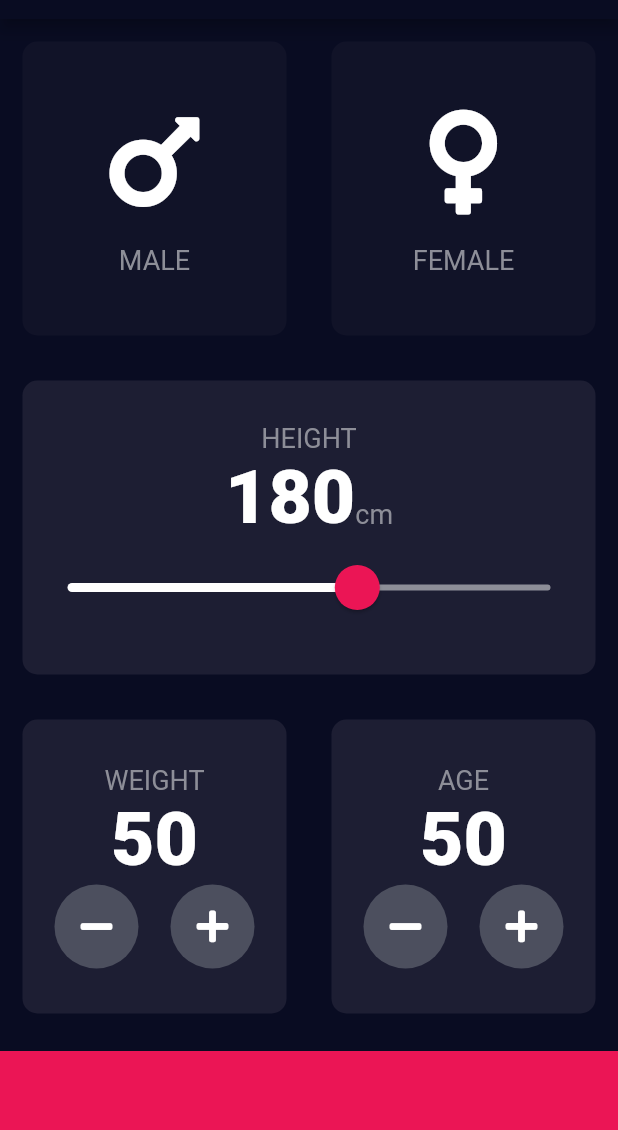
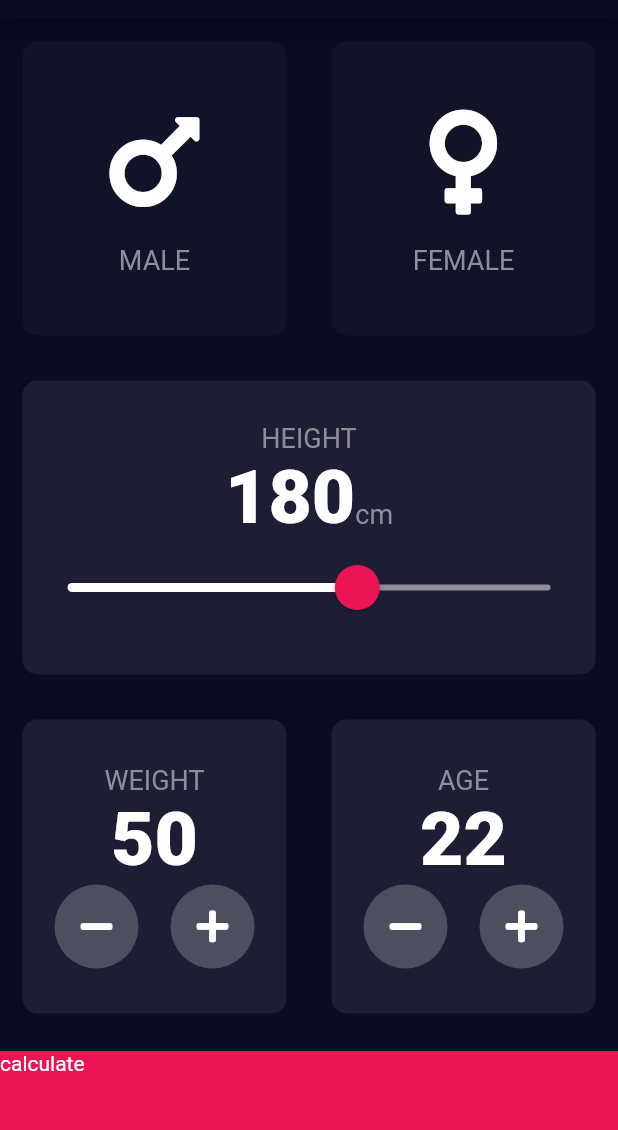
Before and after one commit to m0vntain/bmi-calculator-flutter, a Flutter app: the screen it shows after launch, on a phone screen of 412 x 824 dp, the part 65-1195 px from its top. Run offline on Flutter 3.47's test engine with Material 2 defaults, Android fonts, the phone set to English and light mode, and no system bars; our stand-ins replace font_awesome_flutter.

```diff
--- a/lib/input_page.dart
+++ b/lib/input_page.dart
@@ -1,6 +1,7 @@
 import 'dart:ui';
 
 import 'package:bmi_calculator/icon_content.dart';
+import 'package:bmi_calculator/results_page.dart';
 import 'package:bmi_calculator/reusable_card.dart';
 import 'package:flutter/material.dart';
 import 'package:font_awesome_flutter/font_awesome_flutter.dart';
@@ -158,7 +159,7 @@ class _InputPageState extends State<InputPage> {
                       mainAxisAlignment: MainAxisAlignment.center,
                       children: <Widget>[
                         Text('AGE', style: kLabelTextStyle),
-                        Text(weight.toString(), style: kNumberTextStyle),
+                        Text(age.toString(), style: kNumberTextStyle),
                         Row(
                           mainAxisAlignment: MainAxisAlignment.spaceEvenly,
                           children: [
@@ -186,11 +187,20 @@ class _InputPageState extends State<InputPage> {
               ],
             ),
           ),
-          Container(
-            color: kBottomContainerColor,
-            margin: EdgeInsets.only(top: 10.0),
-            width: double.infinity,
-            height: kBottomContainerHeight,
+          GestureDetector(
+            onTap: (){
+              Navigator.push(
+                  context,
+                  MaterialPageRoute(builder: (context) => ResultsPage())
+              );
+            },
+            child: Container(
+              child: Text('calculate'),
+              color: kBottomContainerColor,
+              margin: EdgeInsets.only(top: 10.0),
+              width: double.infinity,
+              height: kBottomContainerHeight,
+            ),
           ),
         ],
       ),
```
Also changed, not shown: lib/results_page.dart (added, +13 -0 lines).
